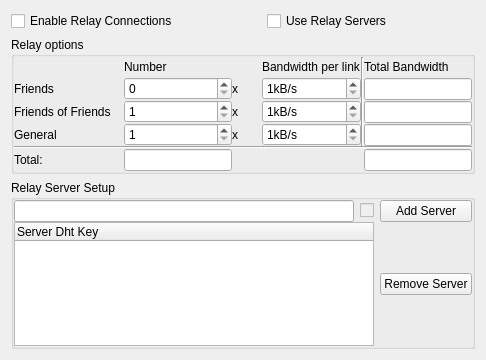
Old version of the form retroshare-gui/src/gui/settings/RelayPage.ui in the repository RetroShare/RetroShare.
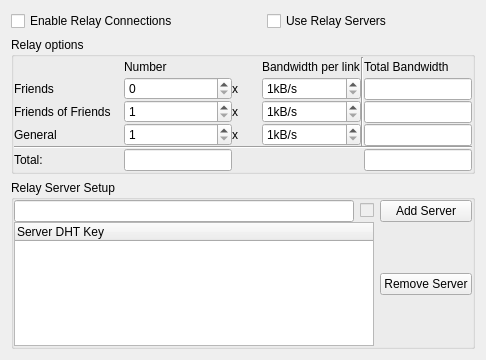
New version of the form.

The edit to the form file:
```diff
--- a/retroshare-gui/src/gui/settings/RelayPage.ui
+++ b/retroshare-gui/src/gui/settings/RelayPage.ui
@@ -361,7 +361,7 @@
        <widget class="QTreeWidget" name="serverTreeWidget">
         <column>
          <property name="text">
-          <string>Server Dht Key</string>
+          <string>Server DHT Key</string>
          </property>
         </column>
        </widget>
```
